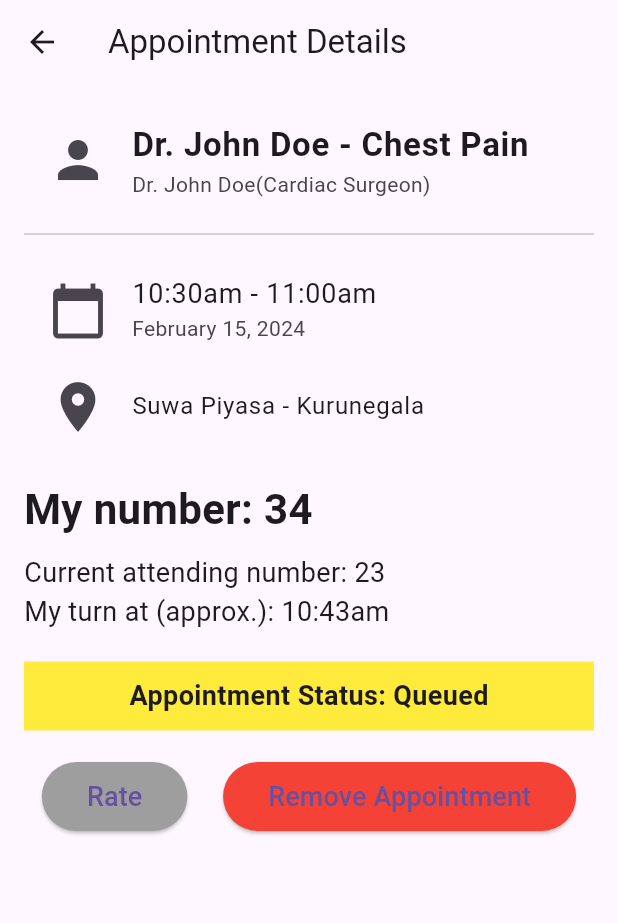
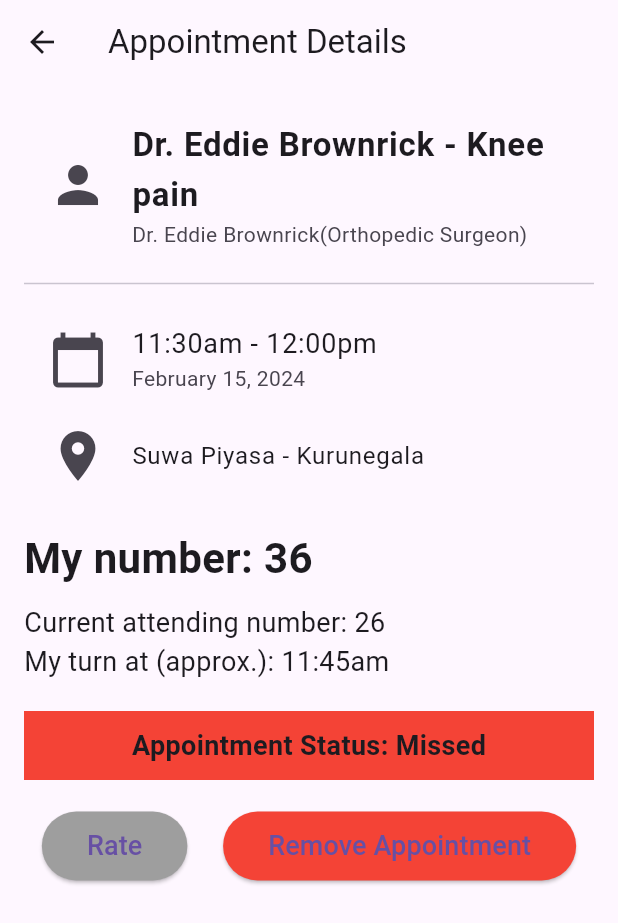
Before and after one commit to Madushansuriyabandara/Mediconnect, a Flutter app: the screen it shows after launch, after a tap on "Eddie Brownrick - Knee pain", on a phone screen of 412 x 824 dp. Shown: the top 923 px of the screen. Run offline on Flutter 3.47's test engine with Material 3 defaults, Android fonts, the phone set to English and light mode, and no system bars; our stand-ins replace qr_flutter.

Commit message:
Doctor Nav Bar

```diff
--- a/lib/screens/patientScreens/homeScreen/appointmentDetails.dart
+++ b/lib/screens/patientScreens/homeScreen/appointmentDetails.dart
@@ -77,7 +77,7 @@ class AppointmentDetailsScreen extends StatelessWidget {
             Container(
               padding: const EdgeInsets.symmetric(vertical: 10),
               width: double.infinity,
-              color: StatusColors.getStatusColor(appointmentStatus),  // Use the status color
+              color: getAppointmentStatusColor(appointmentStatus),  // Use the status color method
               child: Center(
                 child: Text(
                   "Appointment Status: $appointmentStatus",
--- a/lib/screens/patientScreens/homeScreen/home.dart
+++ b/lib/screens/patientScreens/homeScreen/home.dart
@@ -1,6 +1,10 @@
 import 'package:flutter/material.dart';
 import 'package:mediconnect/screens/patientScreens/homeScreen/appointmentDetails.dart'; // Update the path accordingly
+import 'package:mediconnect/themes/appointmentStatusColors.dart'; // Import the color file
 import 'package:qr_flutter/qr_flutter.dart';
+import 'package:mediconnect/themes/switchUser.dart'; // Import switchUser
+import 'package:mediconnect/themes/bottomNavBar/patientBottomNavBar.dart'; // Update the path as per your project structure
+
 
 class HomeScreen extends StatelessWidget {
   final String userEmail = "johndoe@example.com";
@@ -16,47 +20,7 @@ class HomeScreen extends StatelessWidget {
           IconButton(
             icon: const Icon(Icons.switch_account),
             onPressed: () {
-              showDialog(
-                context: context,
-                builder: (context) {
-                  return AlertDialog(
-                    title: const Text('Switch Account'),
-                    content: SingleChildScrollView(
-                      child: ListBody(
-                        children: <Widget>[
-                          ListTile(
-                            title: const Text('John Doe'),
-                            subtitle:
-                                const Text('john.doe@example.com (Patient)'),
-                            onTap: () {
-                              // Switch to this account
-                              Navigator.of(context).pop();
-                            },
-                          ),
-                          ListTile(
-                            title: const Text('Dr. Smith'),
-                            subtitle:
-                                const Text('dr.smith@example.com (Doctor)'),
-                            onTap: () {
-                              // Switch to this account
-                              Navigator.of(context).pop();
-                            },
-                          ),
-                          // Add more users here
-                        ],
-                      ),
-                    ),
-                    actions: [
-                      TextButton(
-                        child: const Text('Cancel'),
-                        onPressed: () {
-                          Navigator.of(context).pop();
-                        },
-                      ),
-                    ],
-                  );
-                },
-              );
+              switchUser(context);
             },
           ),
         ],
@@ -79,7 +43,7 @@ class HomeScreen extends StatelessWidget {
             ),
             const SizedBox(height: 10),
             AppointmentButton(
-              color: Colors.yellow,
+              color: getAppointmentStatusColor('Queued'),
               text: 'John Doe - Chest Pain',
               onPressed: () {
                 Navigator.push(
@@ -102,69 +66,69 @@ class HomeScreen extends StatelessWidget {
               },
             ),
             AppointmentButton(
-              color: Colors.green,
+              color: getAppointmentStatusColor('Upcoming'),
               text: 'Simon Powel - Leg injury',
               onPressed: () {
                 Navigator.push(
                   context,
                   MaterialPageRoute(
                     builder: (context) => AppointmentDetailsScreen(
-                      appointmentName: 'Chest Pain',
-                      doctorName: 'Dr. John Doe',
-                      specialty: 'Cardiac Surgeon',
-                      appointmentTime: '10:30am - 11:00am',
+                      appointmentName: 'Leg injury',
+                      doctorName: 'Dr. Simon Powel',
+                      specialty: 'Orthopedic Surgeon',
+                      appointmentTime: '11:00am - 11:30am',
                       appointmentDate: 'February 15, 2024',
                       location: 'Suwa Piyasa - Kurunegala',
-                      appointmentNumber: 34,
-                      currentNumber: 23,
-                      turnTime: '10:43am',
-                      appointmentStatus: 'Queued',
+                      appointmentNumber: 35,
+                      currentNumber: 25,
+                      turnTime: '11:15am',
+                      appointmentStatus: 'Upcoming',
                     ),
                   ),
                 );
               },
             ),
             AppointmentButton(
-              color: Colors.red,
+              color: getAppointmentStatusColor('Missed'),
               text: 'Eddie Brownrick - Knee pain',
               onPressed: () {
                 Navigator.push(
                   context,
                   MaterialPageRoute(
                     builder: (context) => AppointmentDetailsScreen(
-                      appointmentName: 'Chest Pain',
-                      doctorName: 'Dr. John Doe',
-                      specialty: 'Cardiac Surgeon',
-                      appointmentTime: '10:30am - 11:00am',
+                      appointmentName: 'Knee pain',
+                      doctorName: 'Dr. Eddie Brownrick',
+                      specialty: 'Orthopedic Surgeon',
+                      appointmentTime: '11:30am - 12:00pm',
                       appointmentDate: 'February 15, 2024',
                       location: 'Suwa Piyasa - Kurunegala',
-                      appointmentNumber: 34,
-                      currentNumber: 23,
-                      turnTime: '10:43am',
-                      appointmentStatus: 'Queued',
+                      appointmentNumber: 36,
+                      currentNumber: 26,
+                      turnTime: '11:45am',
+                      appointmentStatus: 'Missed',
                     ),
                   ),
                 );
               },
             ),
             AppointmentButton(
-              color: Colors.blue,
+              color: getAppointmentStatusColor('Completed'),
               text: 'Richard Ryman - Eye',
               onPressed: () {
                 Navigator.push(
                   context,
                   MaterialPageRoute(
                     builder: (context) => AppointmentDetailsScreen(
-                      appointmentName: 'Chest Pain',
-                      doctorName: 'Dr. John Doe',
-                      specialty: 'Cardiac Surgeon',
-                      appointmentTime: '10:30am - 11:00am',
+                      appointmentName: 'Eye Checkup',
+                      doctorName: 'Dr. Richard Ryman',
+                      specialty: 'Ophthalmologist',
+                      appointmentTime: '12:00pm - 12:30pm',
                       appointmentDate: 'February 15, 2024',
                       location: 'Suwa Piyasa - Kurunegala',
-                      appointmentNumber: 34,
-                      currentNumber: 23,
-                      turnTime: '10:43am',
-                      appointmentStatus: 'Queued',
+                      appointmentNumber: 37,
+                      currentNumber: 27,
+                      turnTime: '12:15pm',
+                      appointmentStatus: 'Completed',
                     ),
                   ),
                 );
@@ -173,34 +137,8 @@ class HomeScreen extends StatelessWidget {
           ],
         ),
       ),
-      bottomNavigationBar: BottomNavigationBar(
-        type: BottomNavigationBarType.fixed,
-        items: const <BottomNavigationBarItem>[
-          BottomNavigationBarItem(
-            icon: Icon(Icons.medication_sharp),
-            label: 'Prescriptions',
-          ),
-          BottomNavigationBarItem(
-            icon: Icon(Icons.search),
-            label: 'Search',
-          ),
-          BottomNavigationBarItem(
-            icon: Icon(Icons.home),
-            label: 'Home',
-          ),
-          BottomNavigationBarItem(
-            icon: Icon(Icons.notifications),
-            label: 'Notifications',
-          ),
-          BottomNavigationBarItem(
-            icon: Icon(Icons.person),
-            label: 'Profile',
-          ),
-        ],
-        selectedLabelStyle: TextStyle(fontSize: 12),
-        unselectedLabelStyle: TextStyle(fontSize: 12),
-        currentIndex: 2, // Home is selected
-        selectedItemColor: Color.fromRGBO(41, 145, 168, 1),
+      bottomNavigationBar: PatientBottomNavBar(
+        currentIndex: 2,
         onTap: (index) {
           // Handle bottom navigation tap
         },
--- a/lib/themes/appointmentStatusColors.dart
+++ b/lib/themes/appointmentStatusColors.dart
@@ -1,18 +1,16 @@
 import 'package:flutter/material.dart';
 
-class StatusColors {
-  static Color getStatusColor(String status) {
-    switch (status) {
-      case "Queued":
+Color getAppointmentStatusColor(String appointmentStatus) {
+  switch (appointmentStatus) {
+    case 'Queued':
       return Colors.yellow;
-      case "Upcoming":
+    case 'Completed':
       return Colors.green;
-      case "Overdue":
+    case 'Missed':
       return Colors.red;
-      case "Waiting to Rate":
+    case 'Upcoming':
       return Colors.blue;
     default:
       return Colors.grey;
   }
 }
-}
--- /dev/null
+++ b/lib/themes/bottomNavBar/patientBottomNavBar.dart
@@ -0,0 +1,46 @@
+import 'package:flutter/material.dart';
+
+class PatientBottomNavBar extends StatelessWidget {
+  final int currentIndex;
+  final ValueChanged<int> onTap;
+
+  const PatientBottomNavBar({
+    super.key,
+    required this.currentIndex,
+    required this.onTap,
+  });
+
+  @override
+  Widget build(BuildContext context) {
+    return BottomNavigationBar(
+      type: BottomNavigationBarType.fixed,
+      items: const <BottomNavigationBarItem>[
+        BottomNavigationBarItem(
+          icon: Icon(Icons.medication_sharp),
+          label: 'Prescriptions',
+        ),
+        BottomNavigationBarItem(
+          icon: Icon(Icons.search),
+          label: 'Search',
+        ),
+        BottomNavigationBarItem(
+          icon: Icon(Icons.home),
+          label: 'Home',
+        ),
+        BottomNavigationBarItem(
+          icon: Icon(Icons.notifications),
+          label: 'Notifications',
+        ),
+        BottomNavigationBarItem(
+          icon: Icon(Icons.person),
+          label: 'Profile',
+        ),
+      ],
+      selectedLabelStyle: const TextStyle(fontSize: 12),
+      unselectedLabelStyle: const TextStyle(fontSize: 12),
+      currentIndex: currentIndex,
+      selectedItemColor: const Color.fromRGBO(41, 145, 168, 1),
+      onTap: onTap,
+    );
+  }
+}
```
Also changed, not shown: lib/themes/bottomNavBar/doctorBottomNavBar.dart (added, +46 -0 lines), lib/themes/switchUser.dart (+43 -0 lines), lib/themes/bottomNavBar.dart (deleted). Lines whose indentation alone changed are shown as unchanged.
